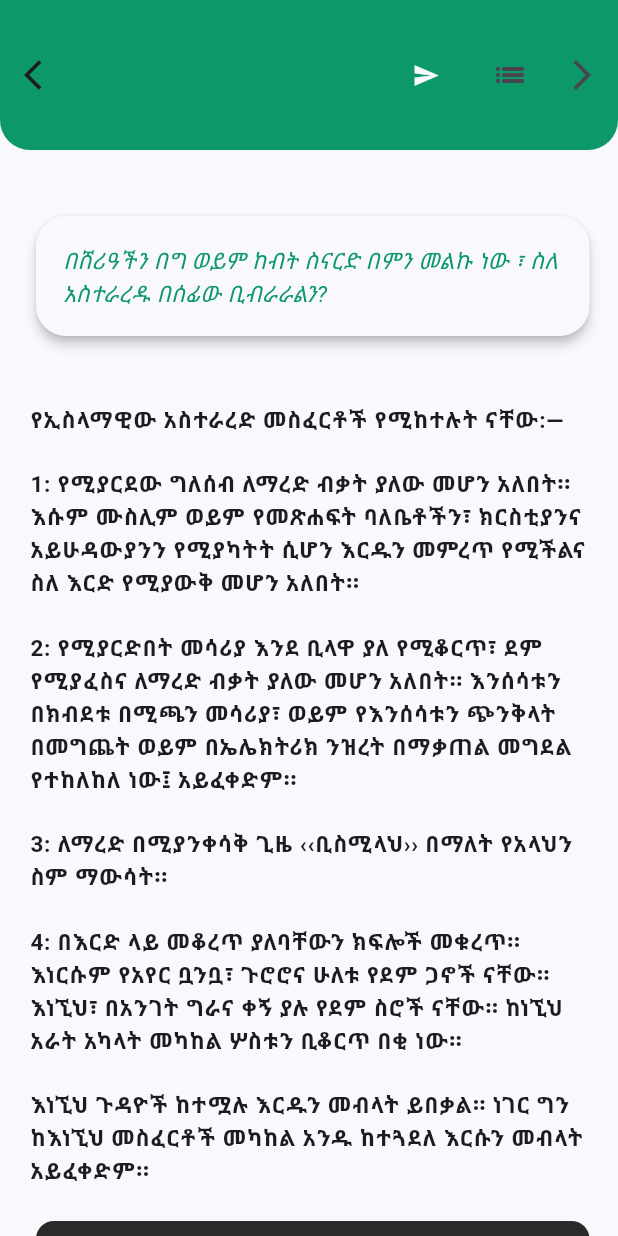
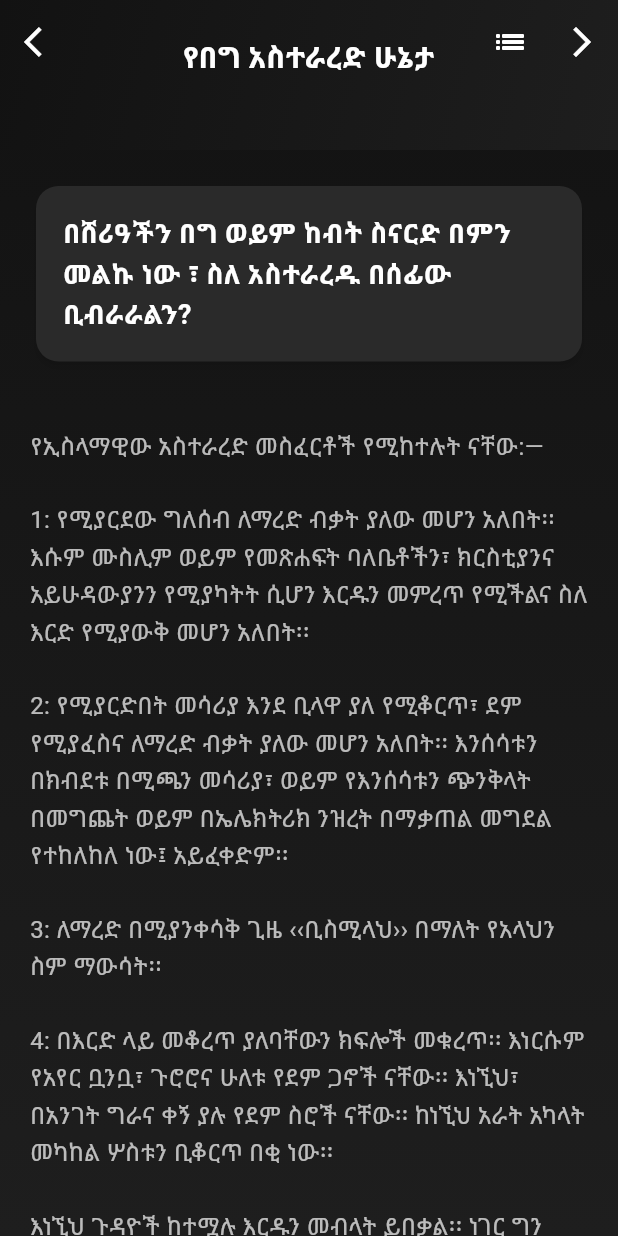
Before and after one commit to abduseK/Ye-Elm-Kazna, a Flutter app: the Page7 screen opened directly, on a phone screen of 412 x 824 dp. Run offline on Flutter 3.47's test engine with Material 3 defaults, Android fonts, the light colour scheme and no system bars; our stand-ins replace marquee, share.

Commit message:
update on Eid page UI

```diff
--- a/lib/pages/page7.dart
+++ b/lib/pages/page7.dart
@@ -1,133 +1,166 @@
 import 'package:flutter/material.dart';
-import 'package:ye_elm_kazna/constants.dart';
 import 'package:ye_elm_kazna/files/shortfiles.dart';
-import 'package:share/share.dart';
 import 'package:ye_elm_kazna/widgets/refractor_widgets.dart';
 
-
-
 class Page7 extends StatefulWidget {
-
-
-
   @override
-
   _Page7State createState() => _Page7State();
 }
 
 class _Page7State extends State<Page7> {
-
-
-
-  @override
-
   int barNumber = 0;
   int textNumber = 0;
   int sourceNumber = 0;
   int questionNumber = 0;
 
+  void updateNumbers(int change) {
+    setState(() {
+      barNumber += change;
+      textNumber += change;
+      sourceNumber += change;
+      questionNumber += change;
+
+      if (barNumber < 0) {
+        barNumber = 0;
+        textNumber = 0;
+        sourceNumber = 0;
+        questionNumber = 0;
+      } else if (barNumber > 4) {
+        barNumber = 4;
+        textNumber = 4;
+        sourceNumber = 4;
+        questionNumber = 4;
+      }
+    });
+  }
+
+  @override
   Widget build(BuildContext context) {
     return Scaffold(
-      backgroundColor: Color(0xFFF9F8FD),
-      appBar: AppBar(
-        flexibleSpace: Text("\n\n\n\n\n\n            " + appTitless4[barNumber],
-        style: TextStyle(
-          color: kBackgroundColor
+      extendBodyBehindAppBar: true,
+      appBar: PreferredSize(
+        preferredSize: Size.fromHeight(100.0),
+        child: AppBar(
+          backgroundColor: Colors.transparent,
+          elevation: 0,
+          flexibleSpace: Container(
+            decoration: BoxDecoration(
+              gradient: LinearGradient(
+                colors: [Color(0xFF121212), Color(0xFF1E1E1E)], // Dark gradient
+                begin: Alignment.topLeft,
+                end: Alignment.bottomRight,
+              ),
+            ),
+          ),
+          centerTitle: true,
+          title: Padding(
+            padding: const EdgeInsets.only(top: 20.0),
+            child: Text(
+              appTitless4[barNumber],
+              style: TextStyle(
+                fontSize: 20,
+                fontWeight: FontWeight.bold,
+                color: Colors.white, // White text for contrast
+              ),
+            ),
+          ),
+          leading: IconButton(
+            onPressed: () => updateNumbers(-1),
+            icon: Icon(Icons.arrow_back_ios, color: Colors.white),
+          ),
+          actions: [
+            // IconButton(
+            //   onPressed: () => Share.share(texts[textNumber]),
+            //   icon: Icon(Icons.send, color: Colors.white),
+            // ),
+            IconButton(
+              onPressed: () => Navigator.pop(context),
+              icon: Icon(Icons.list_sharp, color: Colors.white),
+            ),
+            IconButton(
+              onPressed: () => updateNumbers(1),
+              icon: Icon(Icons.arrow_forward_ios, color: Colors.white),
+            ),
+          ],
         ),
-        ),
-        backgroundColor: Color(0xFF0C9869),
-        toolbarHeight: 100.0,
-        shape: RoundedRectangleBorder(
-          borderRadius: BorderRadius.only(
-            bottomLeft: Radius.circular(20),
-            bottomRight: Radius.circular(20)
-          )
-        ),
-        leading: IconButton(
-          onPressed: () {
-            setState(() {
-              barNumber--;
-              textNumber--;
-              sourceNumber--;
-              questionNumber--;
-              if(barNumber < 0)
-              {
-                barNumber = 0;
-                questionNumber = 0;
-                sourceNumber = 0;
-                textNumber = 0;
-              }
-            });
-          },
-          icon: Icon(Icons.arrow_back_ios),),
-        actions: [
-          TextButton(
-                onPressed: () {
-                  Share.share(
+      ),
+      body: Stack(
+        children: [
+          // Dark background
+          Container(
+            decoration: BoxDecoration(
+              gradient: LinearGradient(
+                colors: [
+                  Color(0xFF121212),
+                  Color(0xFF1E1E1E)
+                ], // Dark gradient background
+                begin: Alignment.topCenter,
+                end: Alignment.bottomCenter,
+              ),
+            ),
+          ),
+          // Main content
+          SingleChildScrollView(
+            child: Padding(
+              padding:
+                  const EdgeInsets.symmetric(horizontal: 20.0, vertical: 120.0),
+              child: Column(
+                crossAxisAlignment: CrossAxisAlignment.start,
+                children: [
+                  // Question Card
+                  Card(
+                    color: Color(0xFF2A2A2A), // Darker card background
+                    shape: RoundedRectangleBorder(
+                      borderRadius: BorderRadius.circular(15),
+                    ),
+                    elevation: 2, // Minimal shadow
+                    shadowColor: Colors.black.withOpacity(0.5),
+                    child: Padding(
+                      padding: const EdgeInsets.all(18.0),
+                      child: Text(
+                        questions4[questionNumber],
+                        style: TextStyle(
+                          fontSize: 18,
+                          fontWeight: FontWeight.w600,
+                          color: Colors.white, // Light text for contrast
+                        ),
+                      ),
+                    ),
+                  ),
+                  SizedBox(height: 40.0),
+
+                  // Main Text Content
+                  Text(
                     texts4[textNumber],
-                  );
-                },
-                child: Icon(Icons.send,
-                color: kBackgroundColor,),
+                    style: TextStyle(
+                      fontSize: 16,
+                      color: Colors
+                          .white70, // Slightly muted white text for body content
+                      height: 1.5,
+                    ),
+                  ),
 
+                  SizedBox(height: 20.0),
+
+                  // Source Card
+                  Card(
+                    color: Color(
+                        0xFF2A2A2A), // Same dark background for consistency
+                    shape: RoundedRectangleBorder(
+                      borderRadius: BorderRadius.circular(15),
+                    ),
+                    elevation: 2, // Subtle shadow
+                    shadowColor: Colors.black.withOpacity(0.5),
+                    child: Padding(
+                      padding: const EdgeInsets.all(18.0),
+                      child: NewCard3(sourceNumber: sourceNumber),
+                    ),
+                  ),
+                ],
               ),
-          IconButton(
-              onPressed: () {
-                Navigator.pop(context);
-              },
-              icon: Icon(Icons.list_sharp)
+            ),
           ),
-          IconButton(
-            onPressed: () {
-              setState(() {
-                barNumber++;
-                textNumber++;
-                sourceNumber++;
-                questionNumber++;
-                if(barNumber > 4)
-                {
-                  barNumber = 4;
-                  questionNumber = 4;
-                  sourceNumber = 4;
-                  textNumber = 4;
-                }
-
-              });
-            },
-            icon: Icon(Icons.arrow_forward_ios),)
         ],
-      ),
-      body: SingleChildScrollView(
-        child: Padding(
-          padding: const EdgeInsets.only(left: 20.0, top: 40.0, right: 15.0),
-          child: Column(
-            children: [
-              Card(
-                color: kBackgroundColor,
-                elevation: 3,
-                shape: RoundedRectangleBorder(
-                  borderRadius: BorderRadius.circular(20)
-                ),
-                child: Padding(
-                  padding: const EdgeInsets.all(18.0),
-                  child: Text(questions4[questionNumber],
-                    style: questionTextStyle
-                  ),
-                ),
-              ),
-              SizedBox(height: 40.0,),
-              Text(
-                texts4[textNumber],
-                style: mainTextStyle
-              ),
-              SizedBox(
-                height: 20.0,
-              ),
-              NewCard3(sourceNumber: sourceNumber)
-
-            ],
-          ),
-        ),
       ),
     );
   }
```
